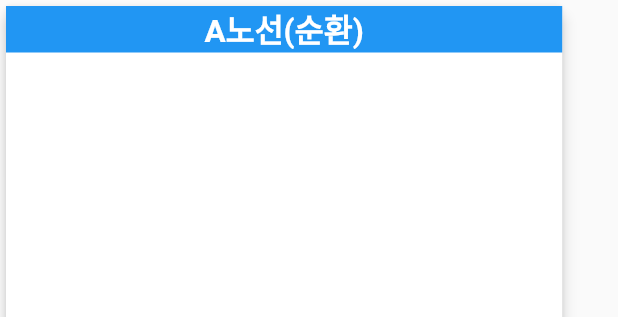
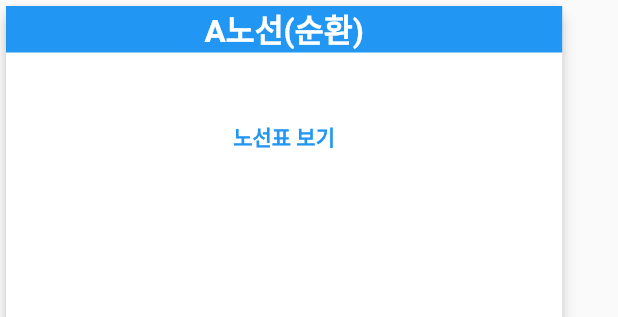
Before and after one commit to cnu-bot/cnubot-client-app, a Flutter app: the ShuttleCard widget shown alone on an empty page, opened directly with empty values, on a phone screen of 412 x 824 dp. Shown: the top 317 px of the screen. Run offline on Flutter 3.47's test engine with Material 2 defaults, Android fonts, the light colour scheme and no system bars; our stand-ins replace cached_network_image, get; network calls fail.

Commit message:
feat: shuttle root image finish

```diff
--- a/lib/api/api_provider.dart
+++ b/lib/api/api_provider.dart
@@ -5,4 +5,8 @@ class ApiProvider extends BaseProvider {
   Future<Response> getShuttles(String path) {
     return get(path);
   }
+
+  Future<Response> getShuttleImages(String path) {
+    return get(path);
+  }
 }
--- a/lib/api/api_repository.dart
+++ b/lib/api/api_repository.dart
@@ -11,4 +11,9 @@ class ApiRepository {
     final res = await apiProvider.getShuttles('/app/shuttle/home');
     return res.body;
   }
+
+  Future<List<dynamic>> getShuttleImages() async {
+    final res = await apiProvider.getShuttleImages('/app/shuttle/image');
+    return res.body;
+  }
 }
--- a/lib/components/shuttle/shuttle_card.dart
+++ b/lib/components/shuttle/shuttle_card.dart
@@ -1,14 +1,21 @@
+import 'package:cnubot_app/components/common/full_screen_image.dart';
 import 'package:cnubot_app/shared/constants/font.dart';
 import 'package:cnubot_app/shared/constants/layout.dart';
 import 'package:flutter/material.dart';
 import 'package:flutter/src/foundation/key.dart';
 import 'package:flutter/src/widgets/framework.dart';
+import 'package:get/get.dart';
 
 class ShuttleCard extends StatelessWidget {
   final String info;
+  final String rootImage;
   final int index;
 
-  const ShuttleCard({Key? key, required this.info, required this.index})
+  const ShuttleCard(
+      {Key? key,
+      required this.info,
+      required this.index,
+      required this.rootImage})
       : super(key: key);
 
   String titleGenerator(int index) {
@@ -51,7 +58,16 @@ class ShuttleCard extends StatelessWidget {
                   info,
                   textAlign: TextAlign.center,
                 ),
-              )
+              ),
+              TextButton(
+                  onPressed: () {
+                    Get.to(() => FullScreenImage(
+                        imageUrl: rootImage, tag: titleGenerator(index)));
+                  },
+                  child: const Text(
+                    "노선표 보기",
+                    style: TextStyle(fontWeight: FontWeight.bold),
+                  ))
             ],
           )),
     );
--- a/lib/modules/home/home_screen.dart
+++ b/lib/modules/home/home_screen.dart
@@ -25,7 +25,8 @@ class HomeScreen extends GetView<HomeController> {
         title: Text(MENUS[controller.currentTabIndex.value]),
       ),
       body: Padding(
-        padding: EdgeInsets.only(top: AppLayout.getScreenHeight() * 0.05),
+        padding:
+            EdgeInsets.symmetric(vertical: AppLayout.getScreenHeight() * 0.03),
         child: Center(
           child: _buildContent(controller.currentTab.value),
         ),
--- a/pubspec.yaml
+++ b/pubspec.yaml
@@ -38,6 +38,7 @@ dependencies:
   json_annotation: ^4.6.0
   http: ^0.13.5
   get: ^4.6.5
+  cached_network_image: ^3.2.1
 
 dev_dependencies:
   flutter_test:
```
Also changed, not shown: lib/components/common/full_screen_image.dart (added, +35 -0 lines), lib/modules/home/home_controller.dart (+7 -0 lines), lib/modules/home/tabs/shuttle_tab.dart (+10 -6 lines), pubspec.lock, 6 other files.
